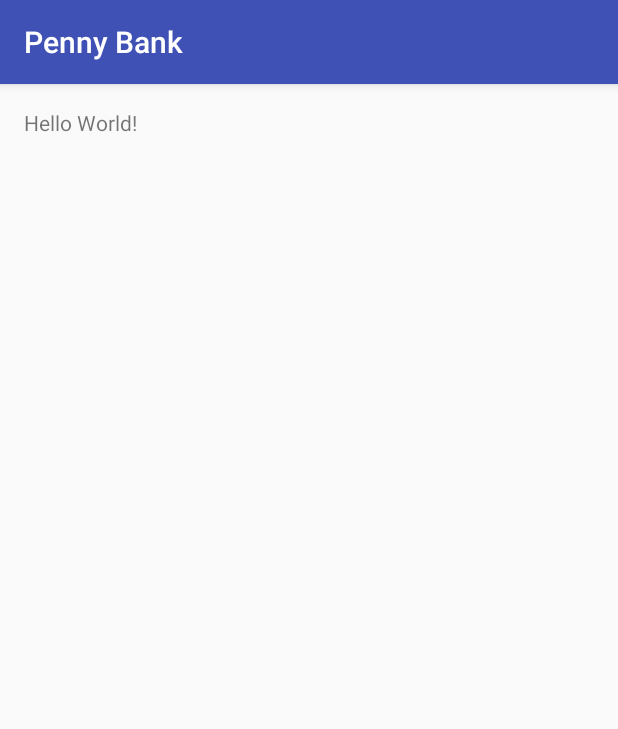
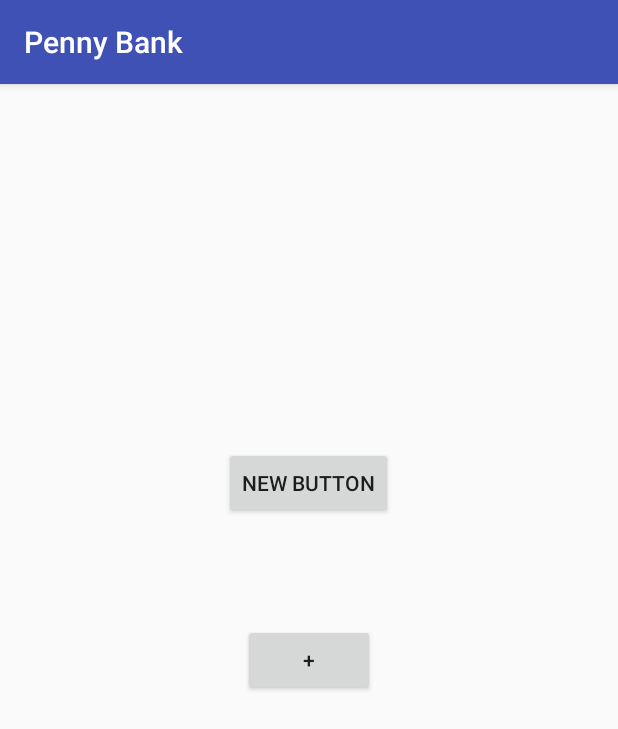
Before and after one commit to mkorunoski/Penny-Bank, an Android app: the screen it shows after launch (MainActivity), on a phone screen of 412 x 824 dp. Shown: the top 729 px of the screen. Run offline under Robolectric (Android 15) with nearby library versions, the phone set to English and light mode, and no system bars.

Commit message:
added 2 buttons

```diff
--- a/PennyBank/app/src/main/java/com/android/pennybank/MainActivity.java
+++ b/PennyBank/app/src/main/java/com/android/pennybank/MainActivity.java
@@ -9,5 +9,6 @@
     protected void onCreate(Bundle savedInstanceState) {
         super.onCreate(savedInstanceState);
         setContentView(R.layout.activity_main);
+
     }
 }
--- a/PennyBank/app/src/main/res/layout/activity_main.xml
+++ b/PennyBank/app/src/main/res/layout/activity_main.xml
@@ -9,8 +9,21 @@
     android:paddingTop="@dimen/activity_vertical_margin"
     tools:context="com.android.pennybank.MainActivity">
 
-    <TextView
+    <Button
         android:layout_width="wrap_content"
         android:layout_height="wrap_content"
-        android:text="Hello World!" />
+        android:text="+"
+        android:id="@+id/btnAdd"
+        android:layout_centerHorizontal="true"
+        android:layout_centerVertical="true" />
+
+    <Button
+        android:layout_width="wrap_content"
+        android:layout_height="wrap_content"
+        android:text="New Button"
+        android:id="@+id/button2"
+        android:layout_above="@+id/btnAdd"
+        android:layout_centerHorizontal="true"
+        android:layout_marginBottom="70dp" />
+
 </RelativeLayout>
```
